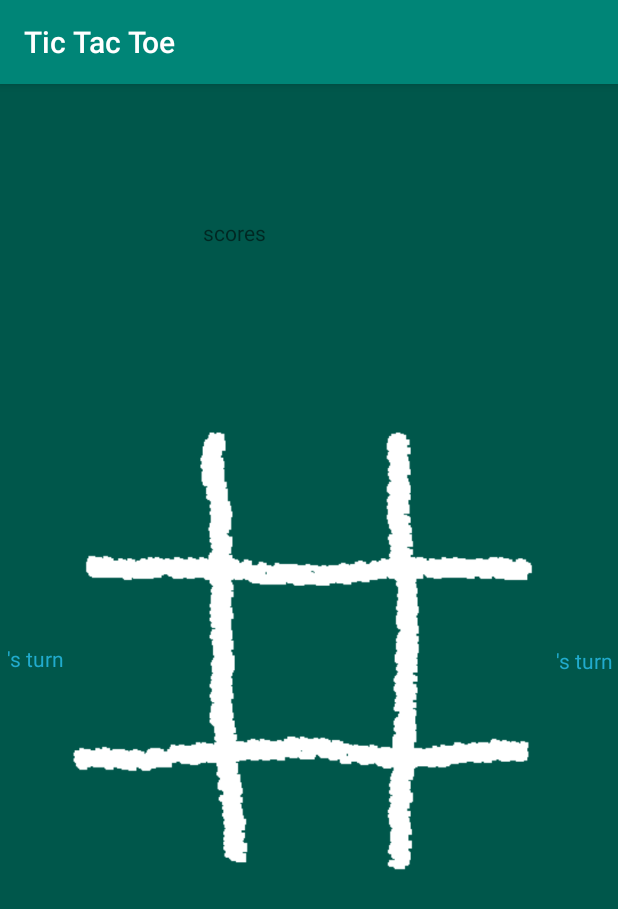
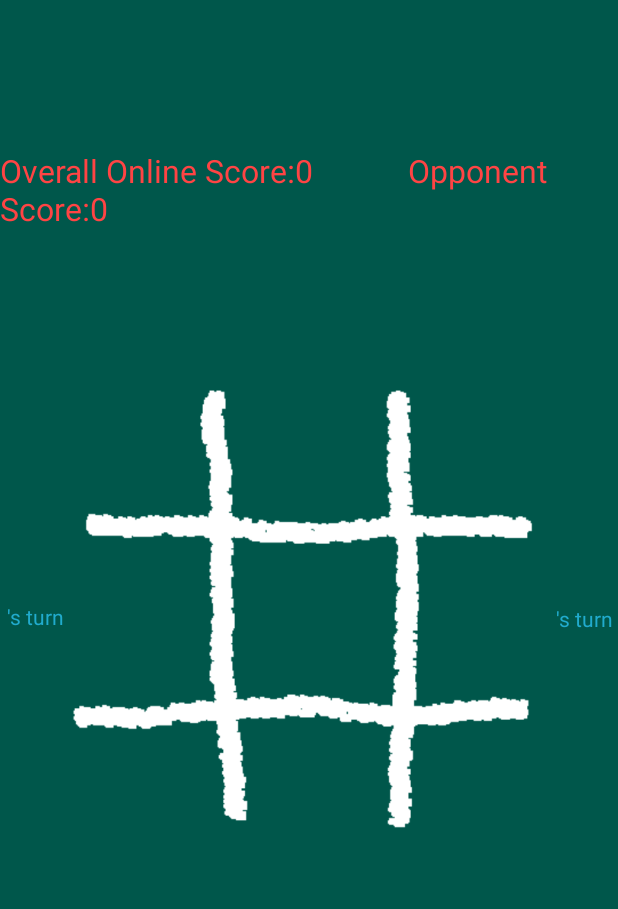
Before and after one commit to kkrish6/TicTacToe, an Android app: the OnlineGameActivity screen opened directly, with no data from a screen before it, on a phone screen of 412 x 824 dp. Shown: the top 909 px of the screen. Run offline under Robolectric (Android 15) with nearby library versions, the phone set to English and light mode, and no system bars; our stand-ins replace Firebase (no records; nobody signed in at launch, a user with empty details on screens opened directly); 5 statements that could not run were skipped.

Commit message:
features all added

```diff
--- a/app/src/main/java/com/example/tictactoe/MenuActivity.java
+++ b/app/src/main/java/com/example/tictactoe/MenuActivity.java
@@ -7,6 +7,7 @@ import android.content.Intent;
 import android.net.Uri;
 import android.os.Bundle;
 import android.view.View;
+import android.view.animation.Animation;
 import android.webkit.WebView;
 import android.webkit.WebViewClient;
 
@@ -22,6 +23,7 @@ public class MenuActivity extends AppCompatActivity {
     public void startGame_SinglePlayer(View view){
         Intent i=new Intent(this, GameActivity.class);
         startActivity(i);
+
     }
     public void EndGame(View view){
         int pid = android.os.Process.myPid();
@@ -29,7 +31,10 @@ public class MenuActivity extends AppCompatActivity {
     }
     public void ShowAboutNote(View view){
         Intent i =new Intent (this,AboutActivity.class);
+
         startActivity(i);
+
+       overridePendingTransition(android.R.anim.fade_in,android.R.anim.fade_out);
     }
     public  void startGameonline(View view){
         Intent i = new Intent(this,OnlineLoginActivity.class);
--- a/app/src/main/java/com/example/tictactoe/OnlineGameActivity.java
+++ b/app/src/main/java/com/example/tictactoe/OnlineGameActivity.java
@@ -22,11 +22,9 @@ import java.util.ArrayList;
 import java.util.HashMap;
 
 public class OnlineGameActivity extends AppCompatActivity {
-Integer yourpts=0;
-Integer opppt=0;
-TextView score;
+    Integer score1,score2;
     TextView tvPlayer1, tvPlayer2;
-
+ TextView onlinescore;
     String playerSession = "";
     String userName = "";
     String otherPlayer = "";
@@ -36,20 +34,71 @@ TextView score;
     int gameState = 0;
     FirebaseDatabase database = FirebaseDatabase.getInstance();
     DatabaseReference myRef = database.getReference();
+    DatabaseReference userRef;
 
     @Override
     protected void onCreate(Bundle savedInstanceState) {
         super.onCreate(savedInstanceState);
         setContentView(R.layout.activity_online_game);
+        onlinescore=findViewById(R.id.scoreOnline);
 
         userName = getIntent().getExtras().get("user_name").toString();
         loginUID = getIntent().getExtras().get("login_uid").toString();
         otherPlayer = getIntent().getExtras().get("other_player").toString();
         requestType = getIntent().getExtras().get("request_type").toString();
         playerSession = getIntent().getExtras().get("player_session").toString();
-        score=findViewById(R.id.score);
+
         tvPlayer1 = (TextView) findViewById(R.id.tvPlayer1);
         tvPlayer2 = (TextView) findViewById(R.id.tvPlayer2);
+        userRef =FirebaseDatabase.getInstance().getReference().child("users");
+        userRef.child(OnlineLoginActivity.UserName).addListenerForSingleValueEvent(new ValueEventListener() {
+            @Override
+            public void onDataChange(@NonNull DataSnapshot dataSnapshot) {
+                if(dataSnapshot.hasChild("score"))
+                {
+                    String x = (String)dataSnapshot.child("score").getValue();
+                    score1 = Integer.parseInt(x);
+
+                }
+                else
+                {
+                    score1=0;
+                    userRef.child(OnlineLoginActivity.UserName).child("score").setValue(score1.toString());
+                }
+                onlinescore.setText("Overall Online Score:"+score1+"\t           Opponent Score:"+score2);
+
+            }
+
+            @Override
+            public void onCancelled(@NonNull DatabaseError databaseError) {
+
+            }
+        });
+        userRef.child(otherPlayer).addListenerForSingleValueEvent(new ValueEventListener() {
+            @Override
+            public void onDataChange(@NonNull DataSnapshot dataSnapshot) {
+                if(dataSnapshot.hasChild("score"))
+                {
+                    String x = (String)dataSnapshot.child("score").getValue();
+                    score2=Integer.parseInt(x);
+                }
+                else
+                {
+                    score2=0;
+                    userRef.child(otherPlayer).child("score").setValue(score2.toString());
+                }
+                onlinescore.setText("Overall Online Score:"+score1+"\t           Opponent Score:"+score2);
+
+            }
+
+            @Override
+            public void onCancelled(@NonNull DatabaseError databaseError) {
+
+            }
+        });
+
+
+
 
         gameState = 1;
 
@@ -230,15 +279,19 @@ TextView score;
         if(winner != 0 && gameState == 1){
             if(winner == 1){
                 ShowAlert(otherPlayer +" is winner");
-                opppt++;
+                score2++;
+                userRef.child(otherPlayer).child("score").setValue(score2.toString());
 
             }else if(winner == 2){
                 ShowAlert("You won the game");
-                yourpts++;
+                score1++;
+                userRef.child(OnlineLoginActivity.UserName).child("score").setValue(score1.toString());
 
             }
+            onlinescore.setText("Overall Online Score:"+score1+"\tOpponent Score"+score2);
+
             gameState = 2;
-            score.setText("your points"+yourpts+"   "+"opponent score"+opppt);
+
         }
 
         ArrayList<Integer> emptyBlocks = new ArrayList<Integer>();
--- a/app/src/main/res/layout/activity_menu.xml
+++ b/app/src/main/res/layout/activity_menu.xml
@@ -7,7 +7,7 @@
     android:layout_height="match_parent"
     android:layout_gravity="center_horizontal|center_vertical"
     android:layout_weight="1"
-    android:orientation="vertical"
+    android:orientation="horizontal"
     android:padding="5dp"
     android:background="@drawable/bluemenu"
     tools:context=".MenuActivity">
@@ -108,7 +108,7 @@
         android:layout_width="136dp"
         android:layout_height="39dp"
         android:layout_gravity="center"
-        android:background="@android:color/darker_gray"
+        android:background="@android:color/holo_red_light"
         android:onClick="EndGame"
         android:paddingLeft="20dp"
         android:paddingTop="10dp"
--- a/app/src/main/res/layout/activity_online_game.xml
+++ b/app/src/main/res/layout/activity_online_game.xml
@@ -5,8 +5,8 @@
     android:layout_width="match_parent"
     android:layout_height="match_parent"
     android:background="@color/colorPrimaryDark"
+    android:gravity="center_horizontal|center_vertical"
     android:orientation="vertical"
-    android:gravity="center_horizontal|center_vertical"
     tools:context=".GameActivity">
 
 
@@ -127,13 +127,18 @@
         app:layout_constraintStart_toEndOf="@+id/tableLayout"
         app:layout_constraintTop_toTopOf="parent" />
 
+
+
     <TextView
-        android:id="@+id/score"
-        android:layout_width="142dp"
-        android:layout_height="45dp"
-        android:text="scores"
+        android:id="@+id/scoreOnline"
+        android:layout_width="wrap_content"
+        android:layout_height="wrap_content"
+        android:text=" OverAll Online score:"
+        android:textSize="21sp"
+        android:textColor="@android:color/holo_red_light"
         app:layout_constraintBottom_toTopOf="@+id/tableLayout"
         app:layout_constraintEnd_toEndOf="parent"
+        app:layout_constraintHorizontal_bias="0.5"
         app:layout_constraintStart_toStartOf="parent"
         app:layout_constraintTop_toTopOf="parent" />
 </androidx.constraintlayout.widget.ConstraintLayout>
--- a/app/src/main/res/layout/activity_search.xml
+++ b/app/src/main/res/layout/activity_search.xml
@@ -27,5 +27,4 @@
 
 
 
-
 </LinearLayout>
--- a/app/src/main/res/values/strings.xml
+++ b/app/src/main/res/values/strings.xml
@@ -27,4 +27,10 @@
     <string name="invalid_password">Password must be >5 characters</string>
     <string name="login_failed">"Login failed"</string>
 
+
+        <string name="info">
+            INFO:\nIn this application you can play TicTacToe,Fast Screen Tapping Game and also Stone Paper Scissors.TicTacToe is available with multiplayer mode by which you can play with your friends online and can invite them to the game\n
+        Developed by:kkrish N A \ncontact through:\nE-mail:bestkkrish@gmail.com\nInstagram:click the link below</string>
+    <string name="insta"> <a href="https://www.instagram.com/kkrish_n/?hl=en">kkrish_n</a></string>
+
 </resources>
--- a/app/src/main/res/values/styles.xml
+++ b/app/src/main/res/values/styles.xml
@@ -1,7 +1,7 @@
 <resources>
 
     <!-- Base application theme. -->
-    <style name="AppTheme" parent="Theme.AppCompat.Light.DarkActionBar">
+    <style name="AppTheme" parent="Theme.AppCompat.Light.NoActionBar">
         <!-- Customize your theme here. -->
         <item name="colorPrimary">@color/colorPrimary</item>
         <item name="colorPrimaryDark">@color/colorPrimaryDark</item>
```
Also changed, not shown: app/src/main/java/com/example/tictactoe/AboutActivity.java (+9 -0 lines), app/src/main/java/com/example/tictactoe/OnlineLoginActivity.java (+3 -9 lines), app/src/main/res/layout/activity_about.xml (+23 -7 lines), app/src/main/res/layout/activity_fastactivity.xml (+15 -9 lines), app/src/main/res/layout/activity_game.xml (+4 -4 lines), app/src/main/res/layout/activity_online_login.xml (+1 -6 lines).
